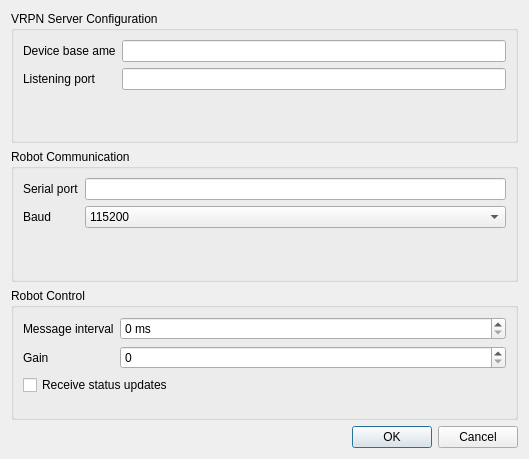
Above: src/gui/Configuration.ui from vancegroup/vrpn-error-server before the change. Below: the same form after it.
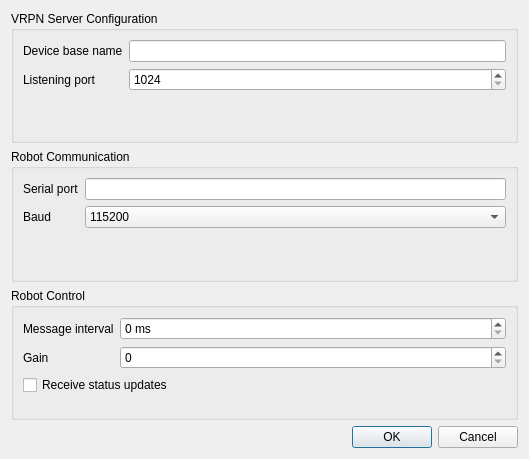
That is the form after the change.

```diff
--- a/src/gui/Configuration.ui
+++ b/src/gui/Configuration.ui
@@ -23,7 +23,7 @@
       <item row="0" column="0">
        <widget class="QLabel" name="label_3">
         <property name="text">
-         <string>Device base ame</string>
+         <string>Device base name</string>
         </property>
         <property name="buddy">
          <cstring>deviceBaseName</cstring>
@@ -33,9 +33,6 @@
       <item row="0" column="1">
        <widget class="QLineEdit" name="deviceBaseName"/>
       </item>
-      <item row="1" column="1">
-       <widget class="QLineEdit" name="lineEdit"/>
-      </item>
       <item row="1" column="0">
        <widget class="QLabel" name="label_5">
         <property name="text">
@@ -43,6 +40,16 @@
         </property>
        </widget>
       </item>
+      <item row="1" column="1">
+       <widget class="QSpinBox" name="vrpnPort">
+        <property name="minimum">
+         <number>1024</number>
+        </property>
+        <property name="maximum">
+         <number>65535</number>
+        </property>
+       </widget>
+      </item>
      </layout>
     </widget>
    </item>
```
Left out of the diff: 11 changed lines with no effect on the pictures.
